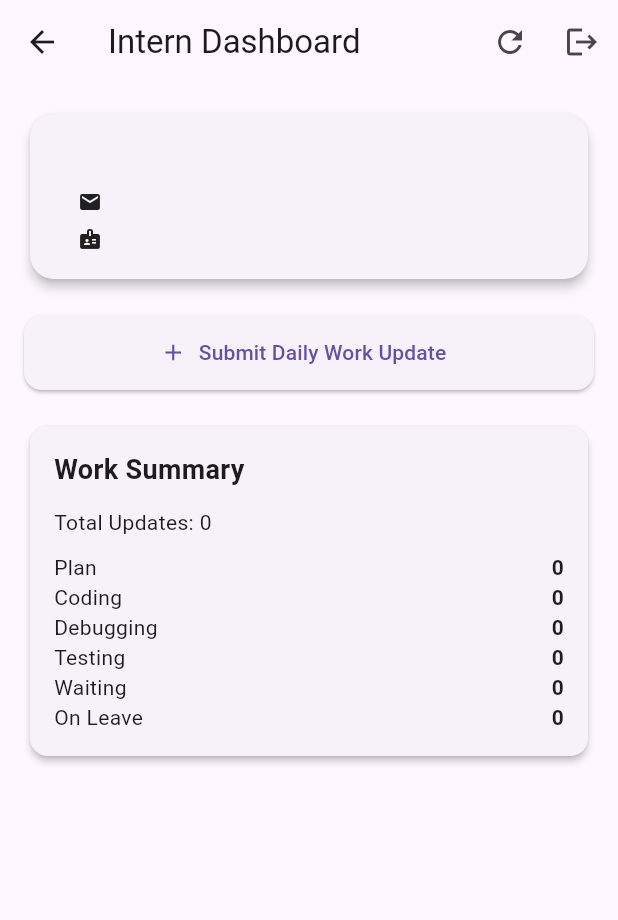
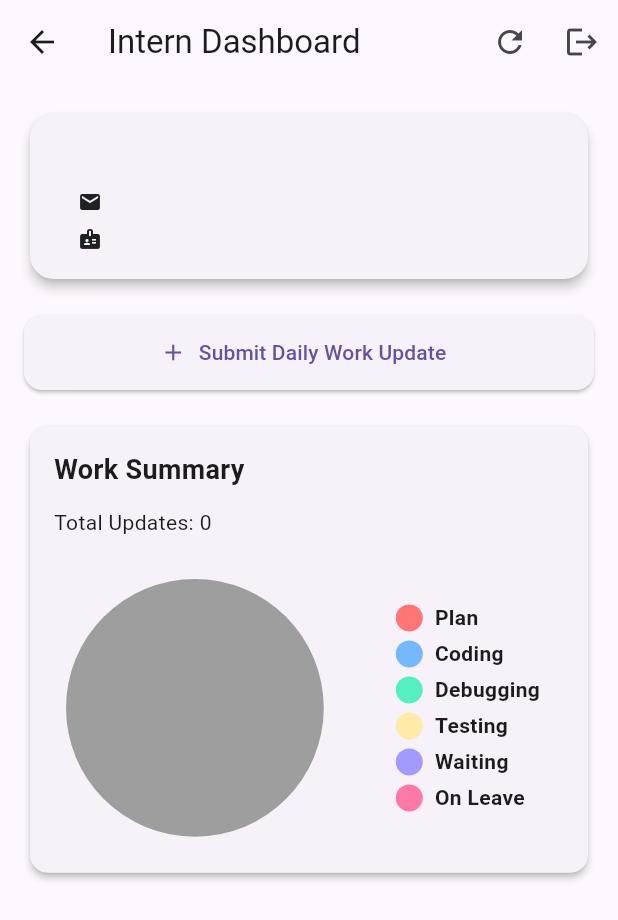
Before and after one commit to MaleeshaHe/internflow-app, a Flutter app: the InternView screen opened directly, on a phone screen of 412 x 824 dp. Shown: the top 920 px of the screen. Run offline on Flutter 3.47's test engine with Material 3 defaults, Android fonts, the phone set to English and light mode, and no system bars; drawn by our look-alikes of pie_chart; our stand-ins replace cloud_firestore, firebase_auth, firebase_core; accounts and stored records are empty.

Commit message:
Enhance InternView: add pie chart for work summary visualization and update dependencies

```diff
--- a/lib/screens/home/intern_view.dart
+++ b/lib/screens/home/intern_view.dart
@@ -5,6 +5,7 @@ import 'package:internflow/models/UserModel.dart';
 import 'package:internflow/models/WorkUpdateModel.dart';
 import 'package:internflow/screens/home/work_update_screen.dart';
 import 'package:internflow/services/auth.dart';
+import 'package:pie_chart/pie_chart.dart';
 
 class InternView extends StatefulWidget {
   const InternView({super.key});
@@ -224,27 +225,42 @@ class _InternViewState extends State<InternView> {
 
   Widget _buildSummaryCard() {
     final stats = _getStats();
+
+    // Convert to double for the chart
+    final chartData =
+        stats.map((key, value) => MapEntry(key, value.toDouble()));
+
     return Card(
       elevation: 2,
       shape: RoundedRectangleBorder(borderRadius: BorderRadius.circular(12)),
       child: Padding(
         padding: const EdgeInsets.all(16),
         child: Column(
-          crossAxisAlignment: CrossAxisAlignment.start,
+          crossAxisAlignment: CrossAxisAlignment.stretch,
           children: [
-            const Text('Work Summary',
-                style: TextStyle(fontSize: 18, fontWeight: FontWeight.bold)),
+            const Text(
+              'Work Summary',
+              style: TextStyle(fontSize: 18, fontWeight: FontWeight.bold),
+            ),
             const SizedBox(height: 12),
             Text('Total Updates: ${_workUpdates.length}'),
-            const SizedBox(height: 10),
-            ...stats.entries.map((entry) => Row(
-                  mainAxisAlignment: MainAxisAlignment.spaceBetween,
-                  children: [
-                    Text(entry.key),
-                    Text(entry.value.toString(),
-                        style: const TextStyle(fontWeight: FontWeight.bold)),
-                  ],
-                )),
+            const SizedBox(height: 20),
+            PieChart(
+              dataMap: chartData,
+              chartRadius: MediaQuery.of(context).size.width * 0.6,
+              legendOptions: const LegendOptions(
+                showLegendsInRow: false,
+                legendPosition: LegendPosition.right,
+                showLegends: true,
+              ),
+              chartValuesOptions: const ChartValuesOptions(
+                showChartValuesInPercentage: true,
+                showChartValueBackground: false,
+                showChartValues: true,
+              ),
+              chartType: ChartType.disc,
+              animationDuration: const Duration(milliseconds: 800),
+            ),
           ],
         ),
       ),
--- a/pubspec.yaml
+++ b/pubspec.yaml
@@ -41,6 +41,7 @@ dependencies:
   intl: ^0.20.2
   flutter_charts: ^0.5.2
   fl_chart: ^0.71.0
+  pie_chart: ^5.4.0
 
 dev_dependencies:
   flutter_test:
```
Also changed, not shown: pubspec.lock.
